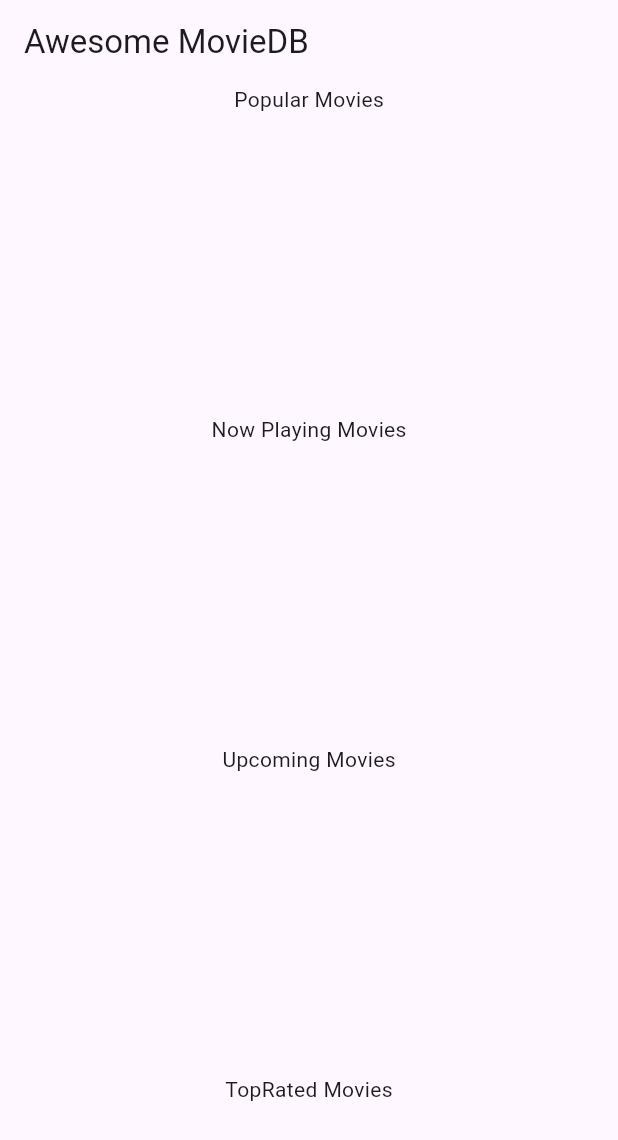
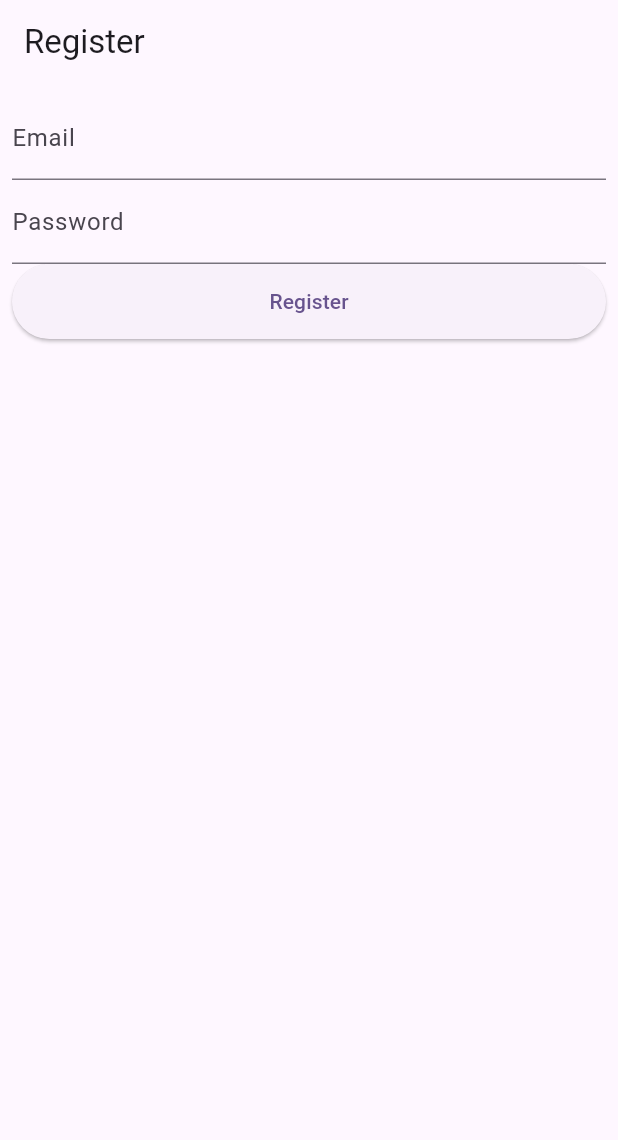
Before and after one commit to h2waiyan/morning_movie, a Flutter app: the screen it shows after launch, on a phone screen of 412 x 824 dp. Shown: the top 1140 px of the screen. Run offline on Flutter 3.47's test engine with Material 2 defaults, Android fonts, the phone set to English and light mode, and no system bars; our stand-ins replace dio, firebase_auth, firebase_core; accounts and stored records are empty.

Commit message:
firebase auth, email, pass, verify

```diff
--- a/lib/main.dart
+++ b/lib/main.dart
@@ -1,7 +1,14 @@
+import 'package:firebase_core/firebase_core.dart';
 import 'package:flutter/material.dart';
 import 'package:hello_world/screens/home.dart';
+import 'package:hello_world/screens/reg.dart';
+import 'firebase_options.dart';
 
-void main() {
+void main() async {
+  WidgetsFlutterBinding.ensureInitialized();
+  await Firebase.initializeApp(
+    options: DefaultFirebaseOptions.currentPlatform,
+  );
   runApp(const MyApp());
 }
 
@@ -17,7 +24,7 @@ class MyApp extends StatelessWidget {
         colorScheme: ColorScheme.fromSeed(seedColor: Colors.deepPurple),
         useMaterial3: true,
       ),
-      home: const HomePage(),
+      home: const Register(),
     );
   }
 }
--- a/lib/screens/home.dart
+++ b/lib/screens/home.dart
@@ -37,7 +37,7 @@ class _HomePageState extends State<HomePage> {
     return Scaffold(
       appBar: AppBar(title: const Text("Awesome MovieDB")),
       body: Center(
-        child: Column(children: [
+        child: ListView(children: [
           MovieRow(
             movieList: popList,
             title: "Popular Movies",
--- /dev/null
+++ b/lib/screens/reg.dart
@@ -0,0 +1,88 @@
+import 'package:flutter/foundation.dart';
+import 'package:flutter/material.dart';
+import 'package:flutter/widgets.dart';
+import 'package:firebase_auth/firebase_auth.dart';
+import 'package:hello_world/screens/login.dart';
+import 'package:hello_world/screens/verify.dart';
+
+class Register extends StatefulWidget {
+  const Register({super.key});
+
+  @override
+  State<Register> createState() => _RegisterState();
+}
+
+class _RegisterState extends State<Register> {
+  TextEditingController email = TextEditingController();
+  TextEditingController pass = TextEditingController();
+
+  bool isLoading = false;
+
+  @override
+  Widget build(BuildContext context) {
+    return Scaffold(
+      appBar: AppBar(
+        title: const Text("Register"),
+      ),
+      body: Padding(
+        padding: const EdgeInsets.all(8.0),
+        child: Column(
+          children: [
+            TextField(
+              controller: email,
+              decoration: const InputDecoration(labelText: "Email"),
+            ),
+            TextField(
+              controller: pass,
+              decoration: const InputDecoration(labelText: "Password"),
+            ),
+            SizedBox(
+              width: double.infinity,
+              height: 50,
+              child: ElevatedButton(
+                  onPressed: () async {
+                    setState(() {
+                      isLoading = true;
+                    });
+                    try {
+                      UserCredential newUser = await FirebaseAuth.instance
+                          .createUserWithEmailAndPassword(
+                        email: email.text,
+                        password: pass.text,
+                      );
+
+                      final user = newUser.user;
+
+                      await user!.sendEmailVerification();
+
+                      if (context.mounted) {
+                        Navigator.pushReplacement(
+                            context,
+                            MaterialPageRoute(
+                                builder: (context) => const VerifyPage()));
+                      }
+                    } on FirebaseAuthException catch (e) {
+                      print(e.code);
+                      if (e.code == 'weak-password') {
+                        print('The password provided is too weak.');
+                      } else if (e.code == 'email-already-in-use') {
+                        print('The account already exists for that email.');
+                      }
+                    } catch (e) {
+                      print(e);
+                    } finally {
+                      setState(() {
+                        isLoading = false;
+                      });
+                    }
+                  },
+                  child: isLoading
+                      ? const CircularProgressIndicator()
+                      : const Text("Register")),
+            )
+          ],
+        ),
+      ),
+    );
+  }
+}
--- a/pubspec.yaml
+++ b/pubspec.yaml
@@ -37,6 +37,8 @@ dependencies:
   cupertino_icons: ^1.0.2
   dio: ^5.3.3
   http: ^1.1.0
+  firebase_core: ^2.22.0
+  firebase_auth: ^4.14.0
 
 dev_dependencies:
   flutter_test:
```
Also changed, not shown: lib/components/movie_row.dart (+10 -5 lines), lib/screens/details.dart (+28 -4 lines), lib/screens/login.dart (added, +57 -0 lines), lib/screens/verify.dart (added, +45 -0 lines), lib/firebase_options.dart (added), pubspec.lock, 9 other files.
